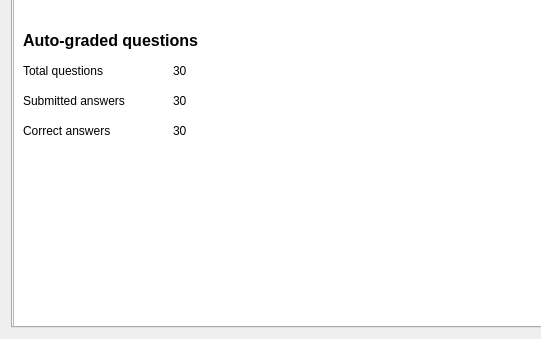
Before: the Qt Designer form frontend/examroomdetail.ui in luandv03/Quizz-app, drawn with Qt 5; both pictures show x 0 to 541 and y 261 to 600 of the 800 by 600 pixel window.
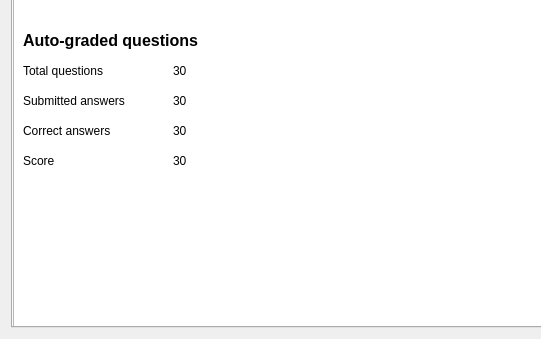
After: the same form once the commit is applied.

The edit to the form file:
```diff
--- a/frontend/examroomdetail.ui
+++ b/frontend/examroomdetail.ui
@@ -596,6 +596,32 @@
          <bool>false</bool>
         </property>
        </widget>
+       <widget class="QLabel" name="label_27">
+        <property name="geometry">
+         <rect>
+          <x>10</x>
+          <y>330</y>
+          <width>131</width>
+          <height>17</height>
+         </rect>
+        </property>
+        <property name="text">
+         <string>Score</string>
+        </property>
+       </widget>
+       <widget class="QLabel" name="scoreLabel">
+        <property name="geometry">
+         <rect>
+          <x>160</x>
+          <y>330</y>
+          <width>231</width>
+          <height>17</height>
+         </rect>
+        </property>
+        <property name="text">
+         <string>30</string>
+        </property>
+       </widget>
       </widget>
      </widget>
      <widget class="QWidget" name="tabDiscussion">
```
Left out of the diff: 6 changed lines with no effect on the pictures.
